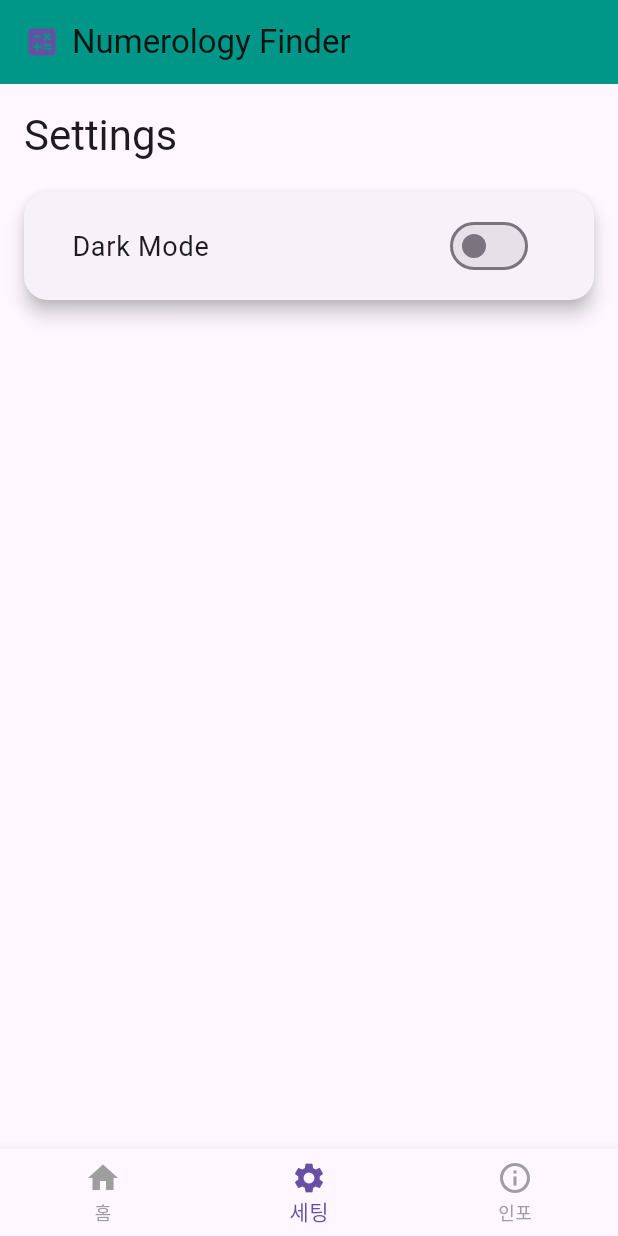
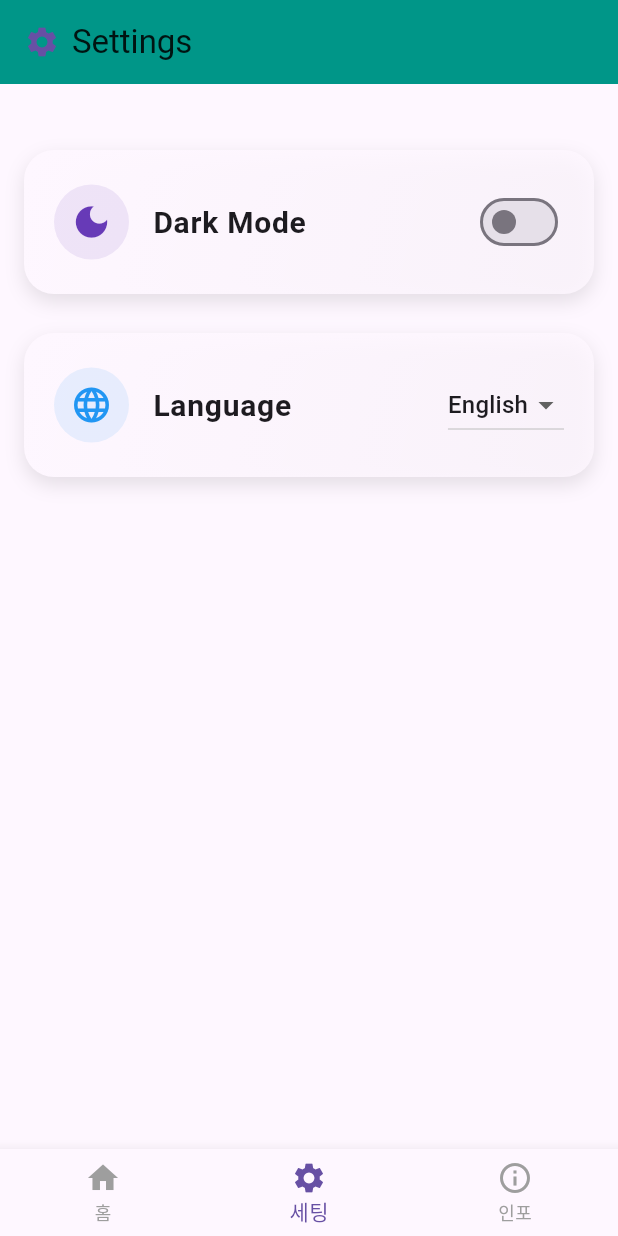
Before and after one commit to Studiosaan/Numerology-finder, a Flutter app: the screen it shows after launch, item 2 of the bottom bar chosen, on a phone screen of 412 x 824 dp. Run offline on Flutter 3.47's test engine with Material 3 defaults, Android fonts, the phone set to English and light mode, and no system bars; our stand-ins replace shared_preferences; generated files the repository leaves out were written again.

Commit message:
language_Setting

```diff
--- a/lib/main.dart
+++ b/lib/main.dart
@@ -3,6 +3,9 @@
 import 'dart:convert'; // 글자를 컴퓨터가 알아들을 수 있는 형태로 바꾸는 도구예요.
 
 import 'package:flutter/material.dart'; // Flutter 앱을 만드는 데 필요한 기본 도구들을 가져와요.
+import 'package:flutter_localizations/flutter_localizations.dart';
+import 'package:flutter_gen/gen_l10n/app_localizations.dart';
+import 'package:numerology/locale_provider.dart';
 import 'package:numerology/screens/result_screen.dart'; // 계산 결과를 보여주는 화면 코드를 가져와요.
 import 'package:numerology/themes.dart'; // 앱의 색깔과 글씨 모양을 정하는 코드들을 가져와요.
 import 'package:numerology/widgets/custom_app_screen.dart'; // 앱의 기본 틀(아래쪽 메뉴바 같은 것)을 만드는 코드를 가져와요.
@@ -14,11 +17,15 @@ import 'package:numerology/theme_provider.dart'; // 앱의 테마(밝은 모드,
 void main() {
   // 앱을 화면에 보여줘요.
   runApp(
+    // 여러 Provider를 함께 사용할 수 있게 해주는 MultiProvider를 사용해요.
+    MultiProvider(
+      providers: [
         // 'ThemeProvider'라는 도구를 앱 전체에서 사용할 수 있게 해줘요.
-    ChangeNotifierProvider(
-      // 'ThemeProvider'를 새로 만들어서 준비해요.
-      create: (context) => ThemeProvider(),
-      // 'MyApp'이라는 앱의 가장 큰 부분을 'ThemeProvider'와 함께 실행해요.
+        ChangeNotifierProvider(create: (context) => ThemeProvider()),
+        // 'LocaleProvider'라는 도구를 앱 전체에서 사용할 수 있게 해줘요.
+        ChangeNotifierProvider(create: (context) => LocaleProvider()),
+      ],
+      // 'MyApp'이라는 앱의 가장 큰 부분을 'ThemeProvider'와 'LocaleProvider'와 함께 실행해요.
       child: const MyApp(),
     ),
   );
@@ -33,10 +40,9 @@ class MyApp extends StatelessWidget {
   // 이 함수는 앱이 화면에 어떻게 보일지 정하는 부분이에요.
   @override
   Widget build(BuildContext context) {
-    // 'ThemeProvider'의 정보를 지켜보고 있다가, 정보가 바뀌면 앱의 테마를 바꿔줘요.
-    return Consumer<ThemeProvider>(
-      // 'themeProvider'라는 이름으로 테마 정보를 받아와서 앱을 만들어요.
-      builder: (context, themeProvider, child) {
+    // 'ThemeProvider'와 'LocaleProvider'의 정보를 지켜보고 있다가, 정보가 바뀌면 앱의 테마와 언어를 바꿔줘요.
+    return Consumer2<ThemeProvider, LocaleProvider>(
+      builder: (context, themeProvider, localeProvider, child) {
         // 앱의 기본 틀을 만들어요. (제목, 테마, 첫 화면 등)
         return MaterialApp(
           // 앱의 제목을 'Numerology'라고 정해요.
@@ -47,6 +53,20 @@ class MyApp extends StatelessWidget {
           darkTheme: numerologyDarkTheme, // 이 부분은 'themes.dart' 파일에 정의되어 있어요.
           // 앱의 현재 테마 모드(밝은지 어두운지)는 'themeProvider'에서 가져와요.
           themeMode: themeProvider.themeMode,
+          // 앱에서 사용할 수 있는 언어들을 정의해요.
+          supportedLocales: const [
+            Locale('en', ''), // 영어
+            Locale('ko', ''), // 한국어
+          ],
+          // 앱의 언어 설정을 관리하는 도구들을 등록해요.
+          localizationsDelegates: const [
+            AppLocalizations.delegate, // 앱에서 사용하는 문자열들을 관리하는 도구
+            GlobalMaterialLocalizations.delegate, // Material Design 위젯의 문자열들을 관리하는 도구
+            GlobalWidgetsLocalizations.delegate, // 위젯의 문자열들을 관리하는 도구
+            GlobalCupertinoLocalizations.delegate, // iOS 스타일 위젯의 문자열들을 관리하는 도구
+          ],
+          // 현재 앱의 언어는 'localeProvider'에서 가져와요.
+          locale: localeProvider.locale,
           // 앱이 처음 시작될 때 보여줄 화면은 'InputScreen'이에요.
           home: const InputScreen(),
         );
@@ -161,8 +181,8 @@ class _InputScreenState extends State<InputScreen> {
     } else {
       // 이름이나 날짜가 입력되지 않았으면 작은 알림 메시지를 화면 아래에 보여줘요.
       ScaffoldMessenger.of(context).showSnackBar(
-        const SnackBar(
-          content: Text('Please enter your name and birth date.'), // 알림 메시지 내용이에요.
+        SnackBar(
+          content: Text(AppLocalizations.of(context)!.pleaseEnterNameAndBirthDate), // 알림 메시지 내용이에요.
         ),
       );
     }
@@ -186,6 +206,12 @@ class _InputScreenState extends State<InputScreen> {
       // 선택된 날짜를 없애요.
       _selectedDate = null;
     });
+    ScaffoldMessenger.of(context).showSnackBar(
+      SnackBar(
+        content: Text(AppLocalizations.of(context)!.inputReset),
+        duration: const Duration(seconds: 1),
+      ),
+    );
   }
 
   // 기록 목록에서 항목을 눌렀을 때 실행되는 함수예요. 선택한 기록으로 입력 칸을 채워줘요.
@@ -199,6 +225,22 @@ class _InputScreenState extends State<InputScreen> {
     });
   }
 
+  // 뒤로가기 버튼을 처리하는 함수
+  Future<bool> _onWillPop() {
+    // 만약 결과 화면이 보이고 있다면,
+    if (_showResults) {
+      // 화면을 다시 그려서
+      setState(() {
+        // 결과 화면을 숨기고 입력 화면을 보여줘요.
+        _showResults = false;
+      });
+      // 앱이 종료되는 것을 막아요.
+      return Future.value(false);
+    }
+    // 입력 화면이라면, 원래대로 뒤로가기를 해서 앱을 종료해요.
+    return Future.value(true);
+  }
+
   // 이 화면에 무엇을 그릴지 정하는 부분이에요.
   @override
   Widget build(BuildContext context) {
@@ -208,7 +250,8 @@ class _InputScreenState extends State<InputScreen> {
     // 만약 계산 결과를 보여주기로 되어 있으면
     if (_showResults) {
       // 결과 화면 내용을 만들어요.
-      bodyContent = Column(
+      bodyContent = SingleChildScrollView(
+        child: Column(
           // 내용들을 위에서 아래로 차례대로 쌓을 거예요.
           children: [
             // 'ResultScreen' 위젯을 만들어서 계산 결과를 보여줘요.
@@ -216,12 +259,15 @@ class _InputScreenState extends State<InputScreen> {
               name: _nameController.text, // 현재 입력된 이름을 넘겨줘요.
               birthDate: _selectedDate!, // 현재 선택된 날짜를 넘겨줘요.
             ),
+            const SizedBox(height: 16), // 버튼 위 여백
             // 'Back' 버튼을 만들어요.
             ElevatedButton(
               onPressed: _showInputScreen, // 버튼을 누르면 입력 화면으로 돌아가는 함수를 실행해요.
-            child: const Text('Back'), // 버튼에 'Back'이라고 써요.
+              child: Text(AppLocalizations.of(context)!.back), // 버튼에 'Back'이라고 써요.
             ),
+            const SizedBox(height: 16), // 버튼 아래 여백
           ],
+        ),
       );
     } else { // 계산 결과를 보여주지 않고 입력 화면을 보여줄 때
       // 입력 화면 내용을 만들어요.
@@ -237,8 +283,8 @@ class _InputScreenState extends State<InputScreen> {
             // 이름을 입력하는 칸을 만들어요.
             TextField(
               controller: _nameController, // 이 칸의 글씨는 '_nameController'가 관리해요.
-              decoration: const InputDecoration(
-                labelText: 'Name', // 칸 위에 'Name'이라고 써줘요.
+              decoration: InputDecoration(
+                labelText: AppLocalizations.of(context)!.name, // 칸 위에 'Name'이라고 써줘요.
               ),
             ),
             // 칸 아래에 20만큼의 빈 공간을 만들어요.
@@ -254,14 +300,14 @@ class _InputScreenState extends State<InputScreen> {
                     // 날짜가 선택되지 않았으면 'No date chosen!'이라고 보여주고,
                     // 날짜가 선택되었으면 날짜만 간단히 보여줘요.
                     _selectedDate == null
-                        ? 'No date chosen!'
+                        ? AppLocalizations.of(context)!.noDateChosen
                         : _selectedDate!.toLocal().toString().split(' ')[0],
                   ),
                 ),
                 // 날짜를 선택하는 버튼을 만들어요.
                 TextButton(
                   onPressed: () => _selectDate(context), // 버튼을 누르면 달력 화면을 보여주는 함수를 실행해요.
-                  child: const Text('Choose Date'), // 버튼에 'Choose Date'라고 써요.
+                  child: Text(AppLocalizations.of(context)!.chooseDate), // 버튼에 'Choose Date'라고 써요.
                 ),
               ],
             ),
@@ -276,12 +322,12 @@ class _InputScreenState extends State<InputScreen> {
                 // 'Calculate' 버튼을 만들어요.
                 ElevatedButton(
                   onPressed: _calculate, // 버튼을 누르면 계산하는 함수를 실행해요.
-                  child: const Text('Calculate'), // 버튼에 'Calculate'라고 써요.
+                  child: Text(AppLocalizations.of(context)!.calculate), // 버튼에 'Calculate'라고 써요.
                 ),
                 // 'Reset' 버튼을 만들어요.
                 ElevatedButton(
                   onPressed: _clearInput, // 버튼을 누르면 입력 내용을 지우는 함수를 실행해요.
-                  child: const Text('Reset'), // 버튼에 'Reset'이라고 써요.
+                  child: Text(AppLocalizations.of(context)!.reset), // 버튼에 'Reset'이라고 써요.
                   // 'Reset' 버튼의 색깔을 빨간색으로 정해요.
                   style: ElevatedButton.styleFrom(
                     backgroundColor: Colors.redAccent,
@@ -292,7 +338,7 @@ class _InputScreenState extends State<InputScreen> {
             // 버튼 아래에 20만큼의 빈 공간을 만들어요.
             const SizedBox(height: 20),
             // 'History'라는 제목을 보여줘요.
-            const Text('History', style: TextStyle(fontSize: 18, fontWeight: FontWeight.bold)),
+            Text(AppLocalizations.of(context)!.history, style: TextStyle(fontSize: 18, fontWeight: FontWeight.bold)),
             // 기록 목록이 화면의 남은 공간을 모두 차지하도록 넓혀요.
             Expanded(
               // 기록들을 목록 형태로 보여줘요. 스크롤도 가능해요.
@@ -322,9 +368,8 @@ class _InputScreenState extends State<InputScreen> {
 
     // 앱의 기본 틀(아래쪽 메뉴바 같은 것)을 만들어서 화면 내용을 보여줘요.
     return CustomAppScreen(
-      title: 'Numerology Finder', // 앱의 제목을 'Numerology Finder'라고 정해요.
-      icon: Icons.calculate, // 앱 제목 옆에 계산기 아이콘을 보여줘요.
       body: bodyContent, // 위에서 만든 화면 내용을 여기에 넣어요.
+      onWillPop: _onWillPop, // 뒤로가기 처리 함수를 넘겨줘요.
     );
   }
 }
--- a/lib/screens/setting_screen.dart
+++ b/lib/screens/setting_screen.dart
@@ -4,6 +4,9 @@
 import 'package:flutter/material.dart'; // Flutter 앱을 만드는 데 필요한 기본 도구들을 가져와요.
 import 'package:provider/provider.dart'; // 앱의 중요한 정보(테마 같은 것)를 여러 화면에서 함께 쓸 수 있게 도와주는 도구예요.
 import 'package:numerology/theme_provider.dart'; // 앱의 테마(밝은 모드, 어두운 모드)를 관리하는 특별한 도구를 가져와요.
+import 'package:flutter_gen/gen_l10n/app_localizations.dart'; // 앱의 다국어 문자열을 가져와요.
+import 'package:numerology/locale_provider.dart'; // 앱의 언어 설정을 관리하는 도구를 가져와요.
+import 'package:numerology/widgets/setting_card.dart'; // 설정 화면에 들어가는 한 줄짜리 카드를 만드는 위젯을 가져와요.
 
 // '설정' 화면을 보여주는 위젯이에요.
 // 이 화면은 스스로 변하는 부분이 없어서 'StatelessWidget'으로 만들었어요.
@@ -17,6 +20,7 @@ class SettingScreen extends StatelessWidget {
     // 'ThemeProvider'라는 도구에서 현재 앱의 테마 정보를 가져와요.
     // 이 정보로 앱이 밝은 모드인지 어두운 모드인지 알 수 있어요.
     final themeProvider = Provider.of<ThemeProvider>(context);
+    final localeProvider = Provider.of<LocaleProvider>(context);
 
     // 화면 전체를 감싸는 큰 상자를 만들어요.
     return Container(
@@ -28,51 +32,52 @@ class SettingScreen extends StatelessWidget {
         crossAxisAlignment: CrossAxisAlignment.start,
         // 상자 안에 들어갈 내용들이에요.
         children: [
-          // 'Settings'라는 글씨를 보여줘요.
-          Text(
-            'Settings',
-            // 글씨 크기와 스타일은 앱의 테마에서 정해진 'headlineMedium' 스타일을 따라요.
-            style: Theme.of(context).textTheme.headlineMedium,
-          ),
           // 글씨 아래에 20만큼의 빈 공간을 만들어요.
           const SizedBox(height: 20),
-          // 카드 모양의 상자를 만들어서 그 안에 '다크 모드' 스위치를 넣을 거예요.
-          Card(
-            // 카드 상자의 기본 여백을 없애요.
-            margin: EdgeInsets.zero,
-            // 카드 상자의 모서리를 둥글게 만들어요. 'InfoCard'와 똑같이 16만큼 둥글게 해요.
-            shape: RoundedRectangleBorder(
-              borderRadius: BorderRadius.circular(16),
-            ),
-            // 카드 상자에 그림자 효과를 줘요. 'InfoCard'와 똑같이 5만큼 그림자를 줘요.
-            elevation: 5,
-            // 카드 상자 안쪽에 여백을 줘서 내용이 너무 붙지 않게 해요.
-            child: Padding(
-              padding: const EdgeInsets.symmetric(vertical: 8.0, horizontal: 16.0),
-              // '다크 모드'를 켜고 끌 수 있는 스위치 목록 항목을 만들어요.
-              child: SwitchListTile(
-                // 스위치 옆에 'Dark Mode'라는 글씨를 보여줘요.
-                title: const Text('Dark Mode'),
-                // 현재 앱이 어두운 모드인지 아닌지에 따라 스위치가 켜지거나 꺼져요.
+          // 다크 모드 설정 카드
+          SettingCard(
+            icon: Icons.dark_mode, // 다크 모드 아이콘
+            title: AppLocalizations.of(context)!.darkMode, // '다크 모드' 제목
+            iconColor: Colors.deepPurple,
+            trailing: Switch(
               value: themeProvider.themeMode == ThemeMode.dark,
-                // 스위치를 켜거나 끌 때 어떤 동작을 할지 정해요.
               onChanged: (value) {
-                  // 'ThemeProvider' 도구에게 '다크 모드' 상태가 바뀌었다고 알려줘요.
                 themeProvider.toggleTheme(value);
               },
             ),
           ),
+          const SizedBox(height: 10), // 카드 사이 여백
+          // 언어 설정 카드
+          SettingCard(
+            icon: Icons.language, // 언어 아이콘
+            title: AppLocalizations.of(context)!.language, // '언어' 제목
+            iconColor: Colors.blue,
+            trailing: DropdownButton<Locale>(
+              value: localeProvider.locale, // 현재 선택된 언어
+              icon: const Icon(Icons.arrow_drop_down), // 드롭다운 아이콘
+              onChanged: (Locale? newLocale) {
+                if (newLocale != null) {
+                  localeProvider.setLocale(newLocale);
+                  ScaffoldMessenger.of(context).showSnackBar(
+                    SnackBar(
+                      content: Text(AppLocalizations.of(context)!.languageChanged(newLocale.languageCode == 'en' ? AppLocalizations.of(context)!.english : AppLocalizations.of(context)!.korean)),
+                      duration: const Duration(seconds: 2),
                     ),
-          // 언어 설정 부분은 지금은 사용하지 않아요. (사용자 요청으로 주석 처리했어요)
-          /*
-          ListTile(
-            title: const Text('Language'),
-            subtitle: const Text('English'), // 실제 선택된 언어로 바꿔야 해요.
-            onTap: () {
-              // TODO: 언어 선택 기능을 여기에 만들 거예요.
+                  );
+                }
               },
+              items: const <DropdownMenuItem<Locale>>[
+                DropdownMenuItem<Locale>(
+                  value: Locale('en'),
+                  child: Text('English'),
                 ),
-          */
+                DropdownMenuItem<Locale>(
+                  value: Locale('ko'),
+                  child: Text('한국어'),
+                ),
+              ],
+            ),
+          ),
         ],
       ),
     );
--- a/lib/widgets/custom_app_screen.dart
+++ b/lib/widgets/custom_app_screen.dart
@@ -2,19 +2,14 @@ import 'package:flutter/material.dart';
 import 'package:numerology/screens/info_screen.dart';
 import 'package:numerology/screens/setting_screen.dart';
 
-// This widget was converted to a StatefulWidget to manage the state of the BottomNavigationBar.
 class CustomAppScreen extends StatefulWidget {
-  final String title;
-  final IconData icon;
-  final Widget body; // This will be the "Home" page content.
-  final Color? iconColor;
+  final Widget body;
+  final Future<bool> Function()? onWillPop;
 
   const CustomAppScreen({
     super.key,
-    required this.title,
-    required this.icon,
     required this.body,
-    this.iconColor,
+    this.onWillPop,
   });
 
   @override
@@ -22,36 +17,42 @@ class CustomAppScreen extends StatefulWidget {
 }
 
 class _CustomAppScreenState extends State<CustomAppScreen> {
-  int _selectedIndex = 0; // State for the currently selected tab index.
+  int _selectedIndex = 0;
 
-  // This method updates the state when a tab is tapped.
   void _onItemTapped(int index) {
     setState(() {
       _selectedIndex = index;
     });
   }
 
+  static const List<Map<String, dynamic>> _appBarOptions = <Map<String, dynamic>>[
+    {'title': 'Numerology Finder', 'icon': Icons.calculate},
+    {'title': 'Settings', 'icon': Icons.settings},
+    {'title': 'Info', 'icon': Icons.info_outline},
+  ];
+
   @override
   Widget build(BuildContext context) {
-    // List of widgets to display in the body, corresponding to the tabs.
     final List<Widget> _widgetOptions = <Widget>[
-      widget.body, // The original body is now the Home screen (index 0).
-      const SettingScreen(), // Placeholder for Settings screen.
-      const InfoScreen(), // Placeholder for Info screen.
+      widget.body,
+      const SettingScreen(),
+      const InfoScreen(),
     ];
 
-    return Scaffold(
+    return WillPopScope(
+      onWillPop: widget.onWillPop,
+      child: Scaffold(
         appBar: AppBar(
           title: Row(
             children: [
               Icon(
-              widget.icon,
-              color: widget.iconColor ?? Theme.of(context).colorScheme.primary,
+                _appBarOptions[_selectedIndex]['icon'] as IconData,
+                color: Theme.of(context).colorScheme.primary,
                 size: 24,
               ),
               const SizedBox(width: 8),
               Text(
-              widget.title,
+                _appBarOptions[_selectedIndex]['title'] as String,
                 style: TextStyle(
                   color: Theme.of(context).brightness == Brightness.dark
                       ? Colors.white
@@ -77,12 +78,10 @@ class _CustomAppScreenState extends State<CustomAppScreen> {
               ],
             ),
           ),
-        // The body now displays the widget from the list based on the selected index.
           child: SafeArea(
             child: _widgetOptions.elementAt(_selectedIndex),
           ),
         ),
-      // The new BottomNavigationBar.
         bottomNavigationBar: BottomNavigationBar(
           items: const <BottomNavigationBarItem>[
             BottomNavigationBarItem(
@@ -100,11 +99,11 @@ class _CustomAppScreenState extends State<CustomAppScreen> {
           ],
           currentIndex: _selectedIndex,
           onTap: _onItemTapped,
-        // Making the navigation bar look good with the app's theme.
           backgroundColor: Theme.of(context).colorScheme.surface,
           selectedItemColor: Theme.of(context).colorScheme.primary,
           unselectedItemColor: Colors.grey,
         ),
+      ),
     );
   }
 }
--- a/lib/widgets/setting_card.dart
+++ b/lib/widgets/setting_card.dart
@@ -6,6 +6,7 @@ class SettingCard extends StatelessWidget {
   final String title; // 카드의 제목
   final Widget trailing; // 카드 오른쪽에 보여줄 위젯 (스위치, 버튼 등)
   final Color iconColor; // 아이콘의 색깔
+  final VoidCallback? onTap; // 카드를 눌렀을 때 실행할 함수
 
   // 카드를 만들 때 필요한 정보들을 꼭 받아야 해요.
   const SettingCard({
@@ -14,6 +15,7 @@ class SettingCard extends StatelessWidget {
     required this.title, // 제목도 꼭 필요해요.
     required this.trailing, // 오른쪽 위젯도 꼭 필요해요.
     required this.iconColor, // 아이콘 색깔도 꼭 필요해요.
+    this.onTap, // 탭 이벤트는 선택 사항이에요.
   });
 
   @override
@@ -47,6 +49,7 @@ class SettingCard extends StatelessWidget {
       ),
       // 카드 안에 들어갈 내용(아이콘, 글자 등)을 설정해요.
       child: ListTile(
+        onTap: onTap, // 탭 이벤트를 처리해요.
         contentPadding: const EdgeInsets.all(20), // 내용물 주변에 모든 방향으로 20만큼 여백을 줘요.
         // 왼쪽에 동그란 배경을 가진 아이콘을 보여줘요.
         leading: CircleAvatar(
--- a/pubspec.yaml
+++ b/pubspec.yaml
@@ -3,7 +3,7 @@ description: "A new Flutter project."
 
 publish_to: 'none' # Remove this line if you wish to publish to pub.dev
 
-version: 1.0.0+2
+version: 1.0.1
 
 environment:
   sdk: ^3.7.2
@@ -29,10 +29,10 @@ dependencies:
 
 dev_dependencies:
   flutter_test:
-    sdk: flutter
+   sdk: flutter
 
   flutter_lints: ^5.0.0
 
 flutter:
-
   uses-material-design: true
+  generate: true
```
Also changed, not shown: lib/l10n/app_en.arb (+36 -0 lines), lib/l10n/app_ko.arb (+33 -171 lines), lib/numerology_calc.dart (+9 -1 lines), lib/screens/info_screen.dart (+11 -10 lines), lib/screens/result_screen.dart (+15 -9 lines). Lines whose indentation alone changed are shown as unchanged.
